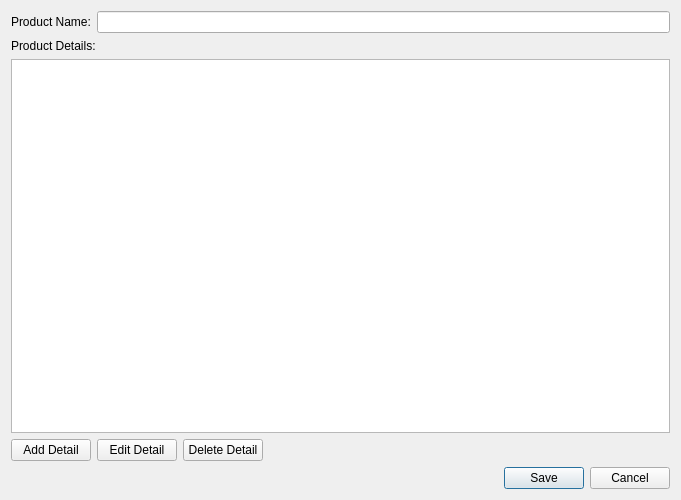
Jaeger790/bntcandles, file producteditor.ui: the form before one commit.
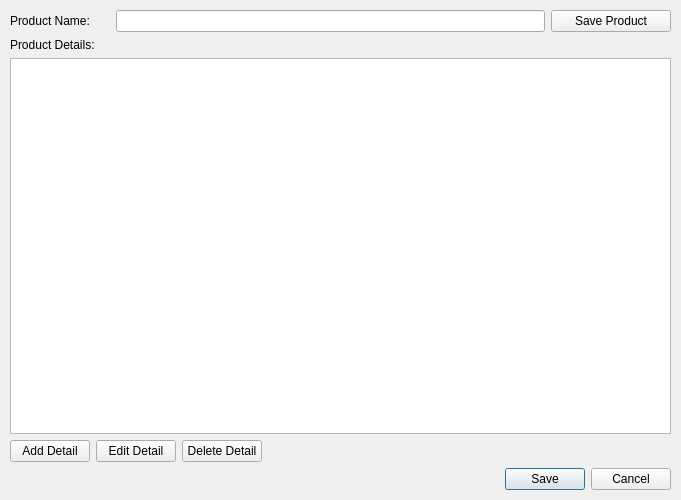
The form after the commit.

Commit message: Fix issue with ading product details

```diff
--- a/producteditor.ui
+++ b/producteditor.ui
@@ -14,17 +14,67 @@
    <string>Product Editor</string>
   </property>
   <layout class="QVBoxLayout" name="verticalLayout">
+   <property name="leftMargin">
+    <number>10</number>
+   </property>
+   <property name="topMargin">
+    <number>10</number>
+   </property>
+   <property name="rightMargin">
+    <number>10</number>
+   </property>
+   <property name="bottomMargin">
+    <number>10</number>
+   </property>
    <item>
-    <layout class="QFormLayout" name="formLayout">
-     <item row="0" column="0">
+    <layout class="QHBoxLayout" name="nameLayout">
+     <property name="leftMargin">
+      <number>0</number>
+     </property>
+     <property name="topMargin">
+      <number>0</number>
+     </property>
+     <property name="rightMargin">
+      <number>0</number>
+     </property>
+     <property name="bottomMargin">
+      <number>0</number>
+     </property>
+     <item>
       <widget class="QLabel" name="productNameLabel">
+       <property name="minimumSize">
+        <size>
+         <width>100</width>
+         <height>0</height>
+        </size>
+       </property>
        <property name="text">
         <string>Product Name:</string>
        </property>
       </widget>
      </item>
-     <item row="0" column="1">
-      <widget class="QLineEdit" name="productNameEdit"/>
+     <item>
+      <widget class="QLineEdit" name="productNameEdit">
+       <property name="minimumSize">
+        <size>
+         <width>200</width>
+         <height>0</height>
+        </size>
+       </property>
+      </widget>
+     </item>
+     <item>
+      <widget class="QPushButton" name="saveProductButton">
+       <property name="minimumSize">
+        <size>
+         <width>120</width>
+         <height>0</height>
+        </size>
+       </property>
+       <property name="text">
+        <string>Save Product</string>
+       </property>
+      </widget>
      </item>
     </layout>
    </item>
```
The commit also changes 4 other files.
